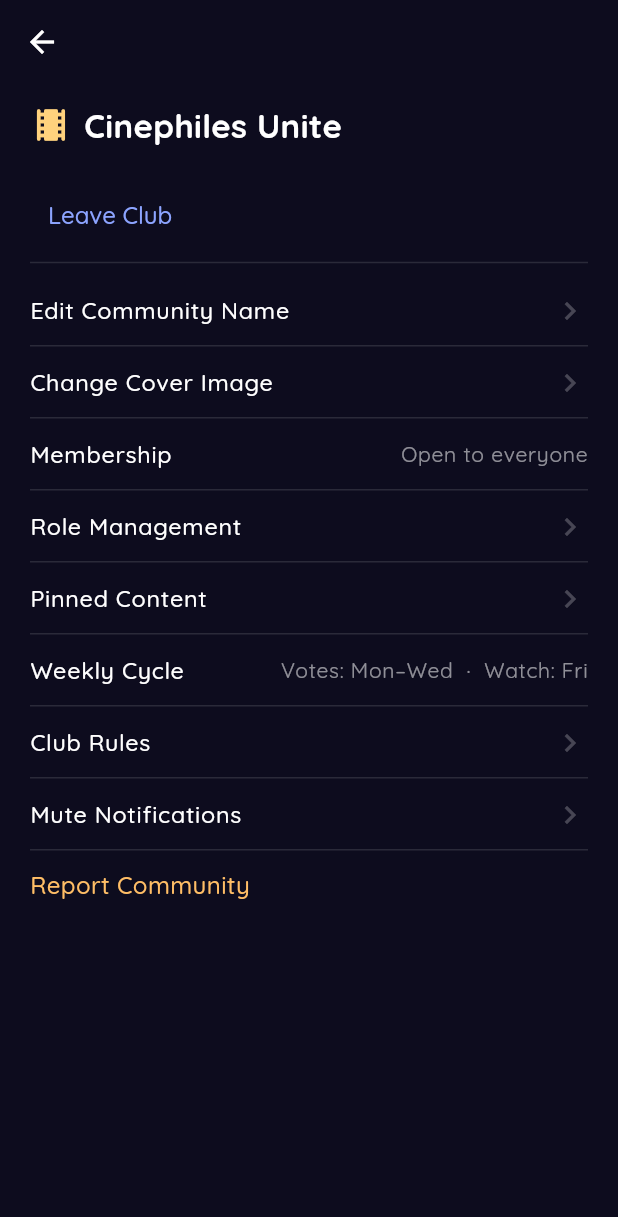
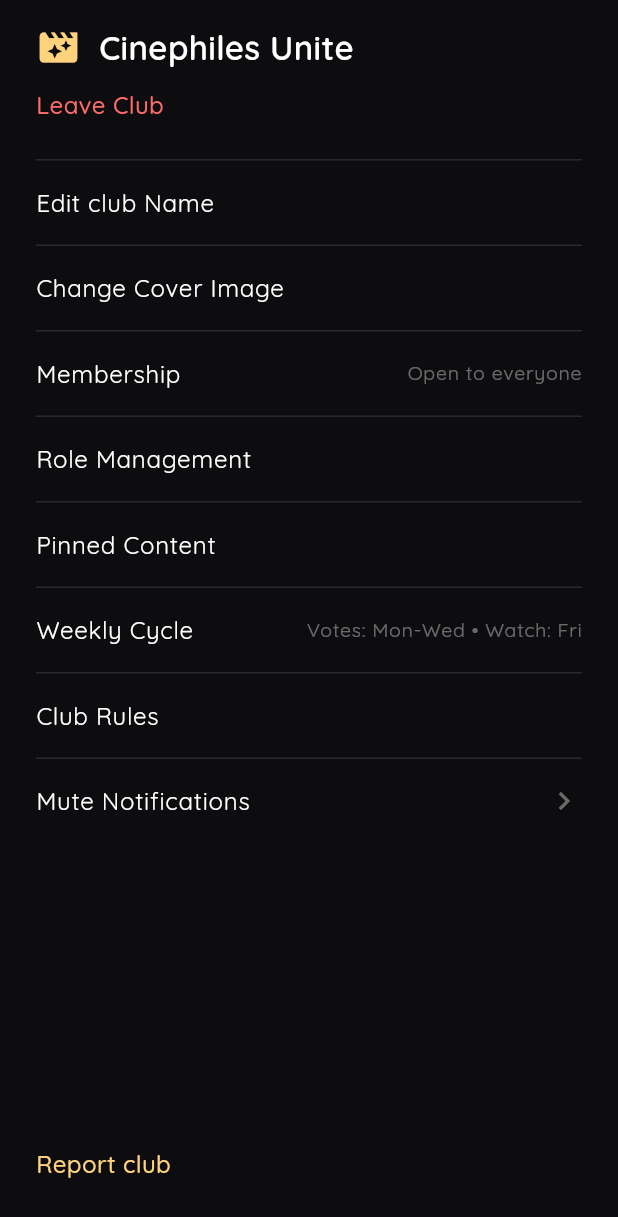
Before and after one commit to emjaycodes/cluvie_mobile, a Flutter app: the ClubSettingsScreen screen opened directly, on a phone screen of 412 x 824 dp. Shown: the top 1217 px of the screen. Run offline on Flutter 3.47's test engine with Material 3 defaults, Android fonts, the phone set to English and light mode, and no system bars; our stand-ins replace cached_network_image, dio, dots_indicator, flutter_riverpod, flutter_svg, glassmorphism and 5 more; accounts and stored records are empty.

Commit message:
feat: Add community settings route and implement Club Settings screen UI

```diff
--- a/lib/core/router/routes.dart
+++ b/lib/core/router/routes.dart
@@ -7,6 +7,7 @@ import 'package:cluvie_mobile/features/authentication/presentation/onboarding_sc
 import 'package:cluvie_mobile/features/authentication/presentation/sigup_screen.dart';
 import 'package:cluvie_mobile/features/authentication/presentation/splash_screen.dart';
 import 'package:cluvie_mobile/features/authentication/presentation/welcome_screen.dart';
+import 'package:cluvie_mobile/features/communities/presentation/club_settings.dart';
 import 'package:cluvie_mobile/features/communities/presentation/community_chat_screen.dart';
 import 'package:cluvie_mobile/features/communities/presentation/community_info_screen.dart';
 import 'package:cluvie_mobile/features/communities/presentation/community_list_screen.dart';
@@ -30,7 +31,7 @@ final GlobalKey<NavigatorState> _rootNavigatorKey = GlobalKey<NavigatorState>();
 
 final router = GoRouter(
   navigatorKey: _rootNavigatorKey,
-  initialLocation: '/discussionThread',
+  initialLocation: '/communitySettings',
   routes: [
     GoRoute(
       path: '/',
@@ -135,9 +136,17 @@ final router = GoRouter(
         final community = state.extra as Community;
         return CommunityInfoScreen(community: community);
       }
+
+
     ),
 
-
+      GoRoute(
+      name: RouteNames.communitySettings,
+      path: '/communitySettings',
+      builder: (context, state) {
+        return ClubSettingsScreen();
+      }
+      ),
 
     // ShellRoute for Bottom Navigation Tabs
     ShellRoute(
--- a/lib/core/router/routes_name.dart
+++ b/lib/core/router/routes_name.dart
@@ -14,6 +14,7 @@ class RouteNames {
   static const allCommunities = 'allCommunities';
   static const communityChat = 'CommunityChat';
   static const communityInfo = 'communityInfo';
+  static const communitySettings = 'communitySettings';
   static const profile = 'profile';
   static const watchParty = 'watchParty';
   static const discussionThread = 'discussionThread';
--- a/lib/features/communities/presentation/club_settings.dart
+++ b/lib/features/communities/presentation/club_settings.dart
@@ -1,3 +1,4 @@
+import 'package:cluvie_mobile/core/theme/app_color.dart';
 import 'package:flutter/material.dart';
 
 class ClubSettingsScreen extends StatelessWidget {
@@ -6,77 +7,52 @@ class ClubSettingsScreen extends StatelessWidget {
   @override
   Widget build(BuildContext context) {
     return Scaffold(
-      backgroundColor: const Color(0xFF0D0C1E),
-      appBar: AppBar(
-        backgroundColor: const Color(0xFF0D0C1E),
-        elevation: 0,
-        leading: const BackButton(color: Colors.white),
-      ),
-      body: const Padding(
-        padding: EdgeInsets.symmetric(horizontal: 20, vertical: 12),
-        child: ClubSettingsBody(),
+      backgroundColor: const Color(0xFF0D0D0F), // Night Slate
+      body: SafeArea(
+        child: Padding(
+          padding: const EdgeInsets.symmetric(horizontal: 24, vertical: 16),
+          child: Column(
+            crossAxisAlignment: CrossAxisAlignment.start,
+            children: const [
+              _Header(),
+              SizedBox(height: 12),
+              _LeaveClubButton(),
+              SizedBox(height: 24),
+              _SettingItem(label: 'Edit club Name'),
+              _SettingItem(label: 'Change Cover Image'),
+              _SettingItem(label: 'Membership', trailing: Text('Open to everyone', style: TextStyle(color: Colors.white38))),
+              _SettingItem(label: 'Role Management'),
+              _SettingItem(label: 'Pinned Content'),
+              _SettingItem(
+                label: 'Weekly Cycle',
+                trailing: Text('Votes: Mon-Wed • Watch: Fri', style: TextStyle(color: Colors.white38)),
+              ),
+              _SettingItem(label: 'Club Rules'),
+              _SettingItem(label: 'Mute Notifications', hasArrow: true),
+              Spacer(),
+              _ReportButton(),
+            ],
+          ),
+        ),
       ),
     );
   }
 }
 
-
-class ClubSettingsBody extends StatelessWidget {
-  const ClubSettingsBody({super.key});
-
-  @override
-  Widget build(BuildContext context) {
-    return Column(
-      crossAxisAlignment: CrossAxisAlignment.start,
-      children: [
-        const ClubHeader(),
-        const SizedBox(height: 20),
-        const TextButton(
-          onPressed: null,
-          child: Text('Leave Club',
-              style: TextStyle(color: Color(0xFF8CA4FF), fontWeight: FontWeight.w500)),
-        ),
-        const Divider(color: Colors.white12),
-        const ClubSettingsItem(title: 'Edit Community Name'),
-        const ClubSettingsItem(title: 'Change Cover Image'),
-        const ClubSettingsItem(
-          title: 'Membership',
-          trailingText: 'Open to everyone',
-        ),
-        const ClubSettingsItem(title: 'Role Management'),
-        const ClubSettingsItem(title: 'Pinned Content'),
-        const ClubSettingsItem(
-          title: 'Weekly Cycle',
-          trailingText: 'Votes: Mon–Wed  ·  Watch: Fri',
-        ),
-        const ClubSettingsItem(title: 'Club Rules'),
-        const ClubSettingsItem(title: 'Mute Notifications'),
-        const SizedBox(height: 12),
-        const Text('Report Community',
-            style: TextStyle(
-              color: Color(0xFFFFBE66),
-              fontWeight: FontWeight.w500,
-            )),
-      ],
-    );
-  }
-}
-
-
-class ClubHeader extends StatelessWidget {
-  const ClubHeader({super.key});
+class _Header extends StatelessWidget {
+  const _Header();
 
   @override
   Widget build(BuildContext context) {
     return Row(
       children: const [
-        Icon(Icons.local_movies_rounded, color: Color(0xFFFFD27D), size: 28),
-        SizedBox(width: 8),
+        Icon(Icons.movie_filter, size: 30, color: Color(0xFFFFD27D)), // Gold Accent
+        SizedBox(width: 12),
         Text(
           'Cinephiles Unite',
           style: TextStyle(
             fontSize: 22,
-            fontWeight: FontWeight.bold,
+            fontWeight: FontWeight.w600,
             color: Colors.white,
           ),
         ),
@@ -85,46 +61,69 @@ class ClubHeader extends StatelessWidget {
   }
 }
 
+class _SettingItem extends StatelessWidget {
+  final String label;
+  final Widget? trailing;
+  final bool hasArrow;
 
-class ClubSettingsItem extends StatelessWidget {
-  final String title;
-  final String? trailingText;
-
-  const ClubSettingsItem({
+  const _SettingItem({
     super.key,
-    required this.title,
-    this.trailingText,
+    required this.label,
+    this.trailing,
+    this.hasArrow = false,
   });
 
   @override
   Widget build(BuildContext context) {
     return Column(
       children: [
+        const Divider(color: Colors.white12, height: 1),
         ListTile(
-          dense: true,
+          title: Text(
+            label,
+            style: const TextStyle(color: Colors.white, fontSize: 16),
+          ),
+          trailing: trailing ??
+              (hasArrow
+                  ? const Icon(Icons.chevron_right, color: Colors.white38)
+                  : null),
           contentPadding: EdgeInsets.zero,
-          title: Text(
-            title,
-            style: const TextStyle(
-              color: Colors.white,
-              fontSize: 15.5,
-              fontWeight: FontWeight.w500,
-            ),
-          ),
-          trailing: trailingText != null
-              ? Text(
-                  trailingText!,
-                  style: const TextStyle(
-                    color: Colors.white54,
-                    fontSize: 14,
-                    fontWeight: FontWeight.w400,
-                  ),
-                )
-              : const Icon(Icons.chevron_right, color: Colors.white24),
-          onTap: () {}, // Placeholder for functionality
         ),
-        const Divider(color: Colors.white12, height: 0),
       ],
     );
   }
 }
+class _ReportButton extends StatelessWidget {
+  const _ReportButton();
+
+  @override
+  Widget build(BuildContext context) {
+    return const Padding(
+      padding: EdgeInsets.only(bottom: 20),
+      child: Text(
+        'Report club',
+        style: TextStyle(
+          color: Color(0xFFFFD27D), // Gold Accent for warning
+          fontSize: 16,
+          fontWeight: FontWeight.w500,
+        ),
+      ),
+    );
+  }
+}
+
+class _LeaveClubButton extends StatelessWidget {
+  const _LeaveClubButton();
+
+  @override
+  Widget build(BuildContext context) {
+    return const Text(
+      'Leave Club',
+      style: TextStyle(
+        color: AppColors.softRed,
+        fontSize: 16,
+        fontWeight: FontWeight.w500,
+      ),
+    );
+  }
+}
```
